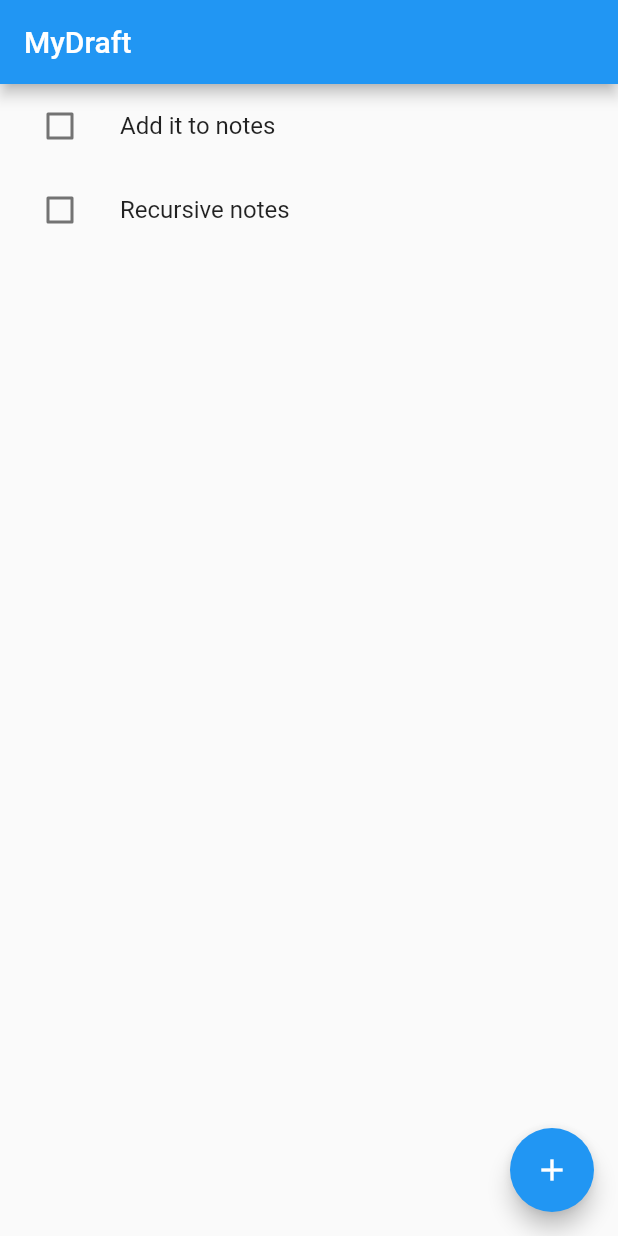
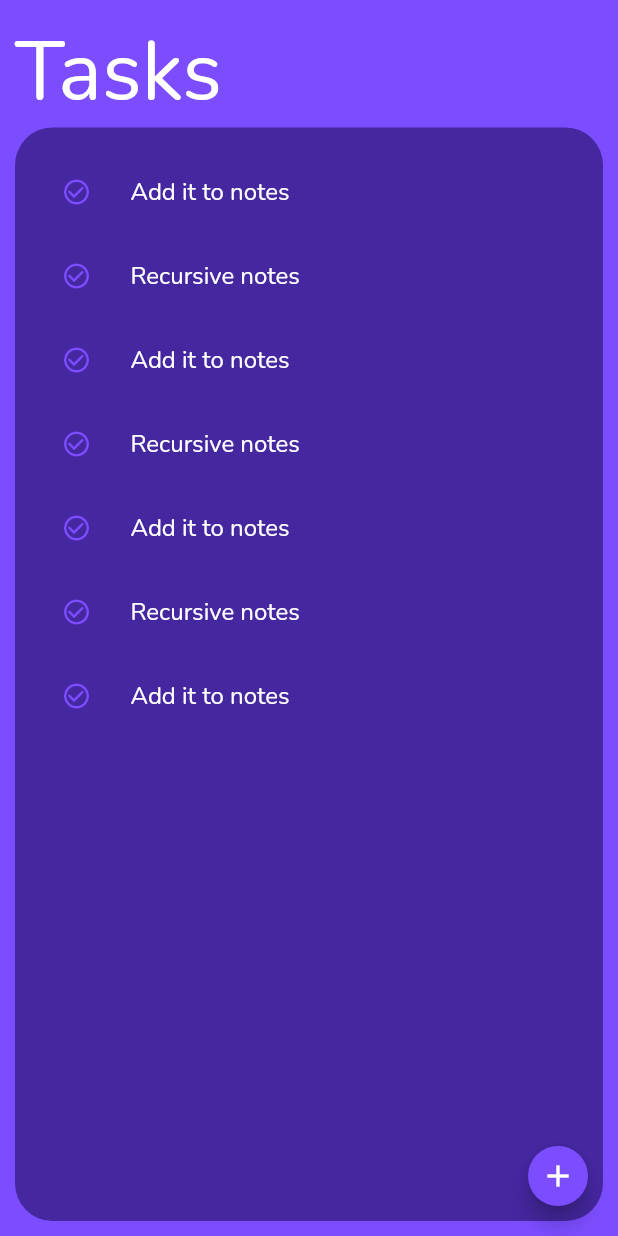
Before and after one commit to KejariwalAyush/MyDraft, a Flutter app: the screen it shows after launch, on a phone screen of 412 x 824 dp. Run offline on Flutter 3.47's test engine with Material 2 defaults, Android fonts, the phone set to English and light mode, and no system bars; drawn by our look-alikes of auto_size_text; our stand-ins replace google_fonts.

Commit message:
UI design for tasks

```diff
--- a/lib/main.dart
+++ b/lib/main.dart
@@ -1,8 +1,9 @@
 import 'package:flutter/material.dart';
+import 'package:google_fonts/google_fonts.dart';
 import 'package:my_draft/screens/Home.dart';
 import 'package:provider/provider.dart';
 
-import 'models/task_data.dart';
+import 'models/taskModels/task_data.dart';
 
 void main() {
   runApp(MyApp());
@@ -16,7 +17,11 @@ class MyApp extends StatelessWidget {
       child: MaterialApp(
         title: 'MyDraft',
         theme: ThemeData(
-          primarySwatch: Colors.blue,
+          primarySwatch: Colors.deepPurple,
+          buttonColor: Colors.deepPurple[400],
+          backgroundColor: Colors.deepPurpleAccent,
+          textTheme: GoogleFonts.nunitoTextTheme(),
+          brightness: Brightness.dark,
         ),
         home: Home(),
       ),
--- a/lib/models/task_data.dart
+++ b/lib/models/taskModels/task_data.dart
@@ -1,12 +1,17 @@
 import 'dart:collection';
 
 import 'package:flutter/foundation.dart';
-import 'package:my_draft/models/task.dart';
+import 'package:my_draft/models/taskModels/task.dart';
 
 class TaskData extends ChangeNotifier {
   List<Task> _tasks = [
     Task(title: 'Add it to notes'),
     Task(title: 'Recursive notes'),
+    Task(title: 'Add it to notes'),
+    Task(title: 'Recursive notes'),
+    Task(title: 'Add it to notes'),
+    Task(title: 'Recursive notes'),
+    Task(title: 'Add it to notes'),
   ];
 
   UnmodifiableListView get tasks {
--- a/lib/screens/Home.dart
+++ b/lib/screens/Home.dart
@@ -1,10 +1,7 @@
-import 'dart:developer';
-
+import 'package:auto_size_text/auto_size_text.dart';
 import 'package:flutter/material.dart';
-import 'package:my_draft/models/task_data.dart';
 import 'package:my_draft/screens/Tasks/addTaskScreen.dart';
 import 'package:my_draft/screens/Tasks/taskContainer.dart';
-import 'package:provider/provider.dart';
 
 class Home extends StatelessWidget {
   const Home({Key key}) : super(key: key);
@@ -13,10 +10,27 @@ class Home extends StatelessWidget {
   Widget build(BuildContext context) {
     // String newText;
     return Scaffold(
-      appBar: AppBar(
-        title: Text('MyDraft'),
+      body: Container(
+        padding: EdgeInsets.all(10),
+        color: Theme.of(context).backgroundColor,
+        child: Column(
+          mainAxisAlignment: MainAxisAlignment.start,
+          crossAxisAlignment: CrossAxisAlignment.stretch,
+          children: [
+            AutoSizeText(
+              'Tasks',
+              style: TextStyle(
+                color: Colors.white,
+                fontSize: 55,
+              ),
+              wrapWords: true,
+              minFontSize: 15,
+              // strutStyle: StrutStyle.fromTextStyle(Theme.of(context).textTheme.headline1),
+            ),
+            Expanded(child: TaskContainer()),
+          ],
+        ),
       ),
-      body: TaskContainer(),
       floatingActionButton: FloatingActionButton(
         onPressed: () {
           showModalBottomSheet(
@@ -25,7 +39,12 @@ class Home extends StatelessWidget {
             builder: (context) => AddTaskScreen(),
           );
         },
-        child: Icon(Icons.add),
+        mini: true,
+        child: Icon(
+          Icons.add,
+          color: Colors.white,
+        ),
+        backgroundColor: Theme.of(context).backgroundColor,
       ),
     );
   }
--- a/lib/screens/Tasks/addTaskScreen.dart
+++ b/lib/screens/Tasks/addTaskScreen.dart
@@ -1,18 +1,20 @@
 import 'dart:developer';
 
 import 'package:flutter/material.dart';
-import 'package:my_draft/models/task_data.dart';
+import 'package:my_draft/models/taskModels/task_data.dart';
 import 'package:provider/provider.dart';
 
 class AddTaskScreen extends StatelessWidget {
-  String newText;
+  const AddTaskScreen({Key key}) : super(key: key);
   @override
   Widget build(BuildContext context) {
+    String newText;
     return Container(
-      color: Color(0xff737373),
+      // color: Color(0xff161616),
+      color: Colors.transparent,
       child: Container(
         decoration: BoxDecoration(
-          color: Colors.white,
+          color: Colors.deepPurpleAccent,
           borderRadius: BorderRadius.only(
               topLeft: Radius.circular(20), topRight: Radius.circular(20)),
         ),
@@ -23,13 +25,17 @@ class AddTaskScreen extends StatelessWidget {
           children: [
             Text(
               'Add Task',
-              style: Theme.of(context).textTheme.headline3,
+              style: TextStyle(
+                color: Colors.white,
+                fontSize: 40,
+              ),
             ),
             SizedBox(
               height: 10,
             ),
             TextField(
               autofocus: true,
+              style: TextStyle(color: Colors.white),
               onChanged: (value) {
                 newText = value;
               },
@@ -44,7 +50,7 @@ class AddTaskScreen extends StatelessWidget {
                       .addTask(newText);
                   Navigator.pop(context);
                 },
-                color: Theme.of(context).accentColor,
+                color: Theme.of(context).buttonColor,
                 icon: Icon(
                   Icons.add,
                   color: Colors.white,
--- a/lib/screens/Tasks/taskContainer.dart
+++ b/lib/screens/Tasks/taskContainer.dart
@@ -1,6 +1,6 @@
 import 'package:flutter/material.dart';
-import 'package:my_draft/models/task.dart';
-import 'package:my_draft/models/task_data.dart';
+import 'package:my_draft/models/taskModels/task.dart';
+import 'package:my_draft/models/taskModels/task_data.dart';
 import 'package:my_draft/screens/Tasks/taskTile.dart';
 import 'package:provider/provider.dart';
 
@@ -8,6 +8,12 @@ class TaskContainer extends StatelessWidget {
   @override
   Widget build(BuildContext context) {
     return Container(
+      padding: EdgeInsets.symmetric(horizontal: 5, vertical: 15),
+      decoration: BoxDecoration(
+          color: Colors.deepPurple[800],
+          borderRadius: BorderRadius.circular(25)),
+      child: Scrollbar(
+        thickness: 5,
         child: ListView.builder(
           itemCount: Provider.of<TaskData>(context).taskCount,
           itemBuilder: (context, index) {
@@ -16,13 +22,14 @@ class TaskContainer extends StatelessWidget {
                 Task task = taskData.tasks[index];
                 return TaskTile(
                   task: task,
-                checkboxToggle: (value) => taskData.updateTaskDone(task),
+                  checkboxToggle: () => taskData.updateTaskDone(task),
                   longPressCallback: () => taskData.deleteTask(task),
                 );
               },
             );
           },
         ),
+      ),
     );
   }
 }
--- a/lib/screens/Tasks/taskTile.dart
+++ b/lib/screens/Tasks/taskTile.dart
@@ -1,6 +1,6 @@
 import 'package:auto_size_text/auto_size_text.dart';
 import 'package:flutter/material.dart';
-import 'package:my_draft/models/task.dart';
+import 'package:my_draft/models/taskModels/task.dart';
 
 class TaskTile extends StatelessWidget {
   final Task task;
@@ -16,12 +16,36 @@ class TaskTile extends StatelessWidget {
   Widget build(BuildContext context) {
     return ListTile(
       onLongPress: longPressCallback,
-      leading: Checkbox(
-        value: task.isDone,
-        onChanged: checkboxToggle,
+      // leading: Checkbox(
+      //   value: task.isDone,
+      //   onChanged: checkboxToggle,
+      // ),
+      leading: GestureDetector(
+        onTap: checkboxToggle,
+        child: Container(
+          decoration: BoxDecoration(
+            shape: BoxShape.circle,
+          ),
+          child: Padding(
+              padding: const EdgeInsets.all(10.0),
+              child: task.isDone
+                  ? Icon(
+                      Icons.check_circle,
+                      size: 20.0,
+                      color: Colors.white,
+                    )
+                  : Icon(
+                      Icons.check_circle_outline,
+                      size: 20.0,
+                      color: Colors.deepPurpleAccent,
+                    )),
+        ),
       ),
       title: AutoSizeText(
         task.title,
+        style: TextStyle(
+            color: task.isDone ? Colors.white54 : Colors.white,
+            decoration: task.isDone ? TextDecoration.lineThrough : null),
         maxLines: 2,
         minFontSize: 12,
       ),
```
Also changed, not shown: lib/models/taskModels/task.dart (renamed from lib/models/task.dart). Lines whose indentation alone changed are shown as unchanged.
